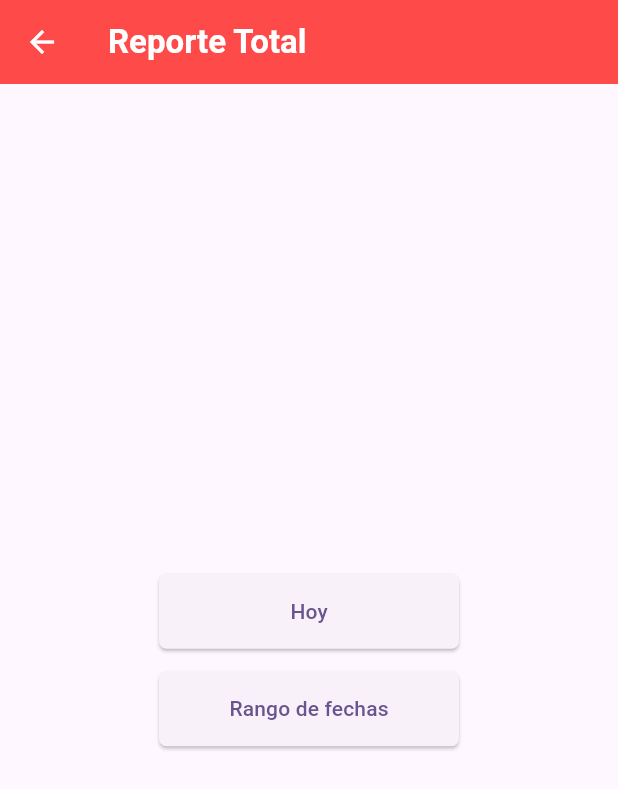
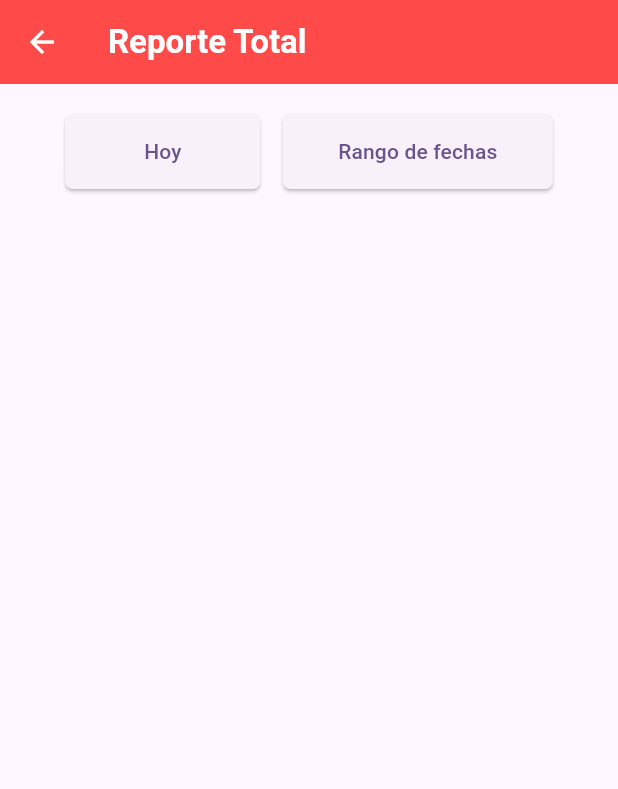
Before and after one commit to gonzalobarrazueta/shopinzider, a Flutter app: the TransactionsPage screen opened directly, on a phone screen of 412 x 824 dp. Shown: the top 789 px of the screen. Run offline on Flutter 3.47's test engine with Material 3 defaults, Android fonts, the phone set to English and light mode, and no system bars.

Commit message:
refactor: Align buttons to the top of the page

```diff
--- a/lib/pages/transactions.dart
+++ b/lib/pages/transactions.dart
@@ -1,5 +1,3 @@
-import 'dart:math';
-
 import 'package:flutter/material.dart';
 import 'package:intl/intl.dart';
 
@@ -65,11 +63,16 @@ class TransactionsPageState extends State<TransactionsPage> {
         ),
       ),
       body: Center(
+        child: Padding(
+          padding: const EdgeInsets.only(top: 20),
           child: Column(
+            mainAxisAlignment: MainAxisAlignment.start,
+            children: [
+              Row(
                 mainAxisAlignment: MainAxisAlignment.center,
                 children: [
                   SizedBox(
-              width: 200,
+                    width: 130,
                     height: 50,
                     child: ElevatedButton(
                       style: ButtonStyle(
@@ -85,10 +88,10 @@ class TransactionsPageState extends State<TransactionsPage> {
                   ),
                   // space
                   const SizedBox(
-              height: 15,
+                    width: 15,
                   ),
                   SizedBox(
-              width: 200,
+                    width: 180,
                     height: 50,
                     child: ElevatedButton(
                       style: ButtonStyle(
@@ -110,6 +113,9 @@ class TransactionsPageState extends State<TransactionsPage> {
                   //Text('End Date: ${endDate != null ? formatter.format(endDate!) : 'Not selected'}'),
                 ],
               ),
+            ],
+          ),
+        ),
       ),
     );
   }
```
Lines whose indentation alone changed are shown as unchanged.
